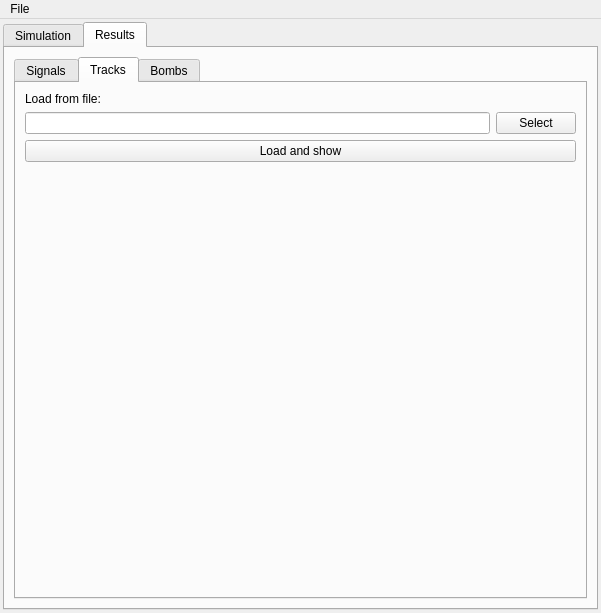
First picture: the form in ants3bundle/src/ants3/gui/photsim/a3photsimwin.ui, repository andrmor/ANTS3bundle, before the edit.
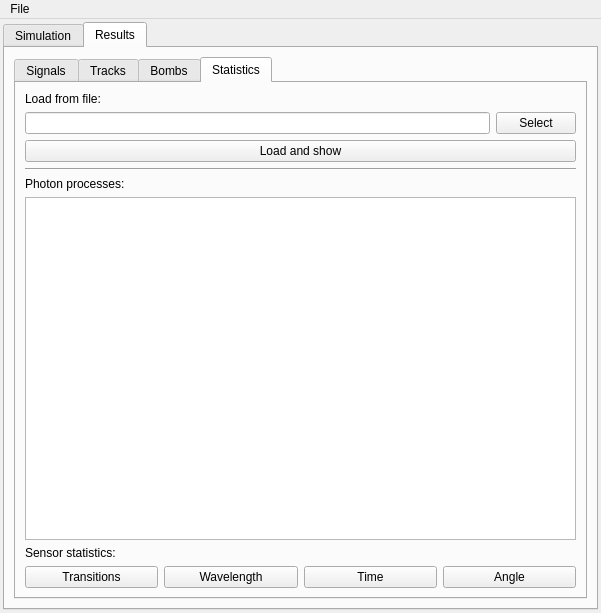
Second picture: the form after the edit. The open tabs and pages were chosen to show the change.

The edit to the form file:
```diff
--- a/ants3bundle/src/ants3/gui/photsim/a3photsimwin.ui
+++ b/ants3bundle/src/ants3/gui/photsim/a3photsimwin.ui
@@ -3006,7 +3006,7 @@
         <item>
          <widget class="QTabWidget" name="tabWidget">
           <property name="currentIndex">
-           <number>1</number>
+           <number>3</number>
           </property>
           <widget class="QWidget" name="tab_2">
            <attribute name="title">
@@ -3066,6 +3066,97 @@
             <string>Bombs</string>
            </attribute>
           </widget>
+          <widget class="QWidget" name="tab_6">
+           <attribute name="title">
+            <string>Statistics</string>
+           </attribute>
+           <layout class="QVBoxLayout" name="verticalLayout_15">
+            <item>
+             <widget class="QLabel" name="label_5">
+              <property name="text">
+               <string>Load from file:</string>
+              </property>
+             </widget>
+            </item>
+            <item>
+             <layout class="QHBoxLayout" name="horizontalLayout_9">
+              <item>
+               <widget class="QLineEdit" name="leStatisticsFile"/>
+              </item>
+              <item>
+               <widget class="QPushButton" name="pbSelectStatisticsFile">
+                <property name="text">
+                 <string>Select</string>
+                </property>
+               </widget>
+              </item>
+             </layout>
+            </item>
+            <item>
+             <widget class="QPushButton" name="pbLoadAndShowStatistics">
+              <property name="text">
+               <string>Load and show</string>
+              </property>
+             </widget>
+            </item>
+            <item>
+             <widget class="Line" name="line">
+              <property name="orientation">
+               <enum>Qt::Horizontal</enum>
+              </property>
+             </widget>
+            </item>
+            <item>
+             <widget class="QLabel" name="label_6">
+              <property name="text">
+               <string>Photon processes:</string>
+              </property>
+             </widget>
+            </item>
+            <item>
+             <widget class="QPlainTextEdit" name="ptePhotonStatistics"/>
+            </item>
+            <item>
+             <widget class="QLabel" name="label_8">
+              <property name="text">
+               <string>Sensor statistics:</string>
+              </property>
+             </widget>
+            </item>
+            <item>
+             <layout class="QHBoxLayout" name="horizontalLayout_26">
+              <item>
+               <widget class="QPushButton" name="pbShowTransitionDistr">
+                <property name="text">
+                 <string>Transitions</string>
+                </property>
+               </widget>
+              </item>
+              <item>
+               <widget class="QPushButton" name="pbShowWaveDistr">
+                <property name="text">
+                 <string>Wavelength</string>
+                </property>
+               </widget>
+              </item>
+              <item>
+               <widget class="QPushButton" name="pbShowTimeDistr">
+                <property name="text">
+                 <string>Time</string>
+                </property>
+               </widget>
+              </item>
+              <item>
+               <widget class="QPushButton" name="pbShowAngleDistr">
+                <property name="text">
+                 <string>Angle</string>
+                </property>
+               </widget>
+              </item>
+             </layout>
+            </item>
+           </layout>
+          </widget>
          </widget>
         </item>
        </layout>
```
